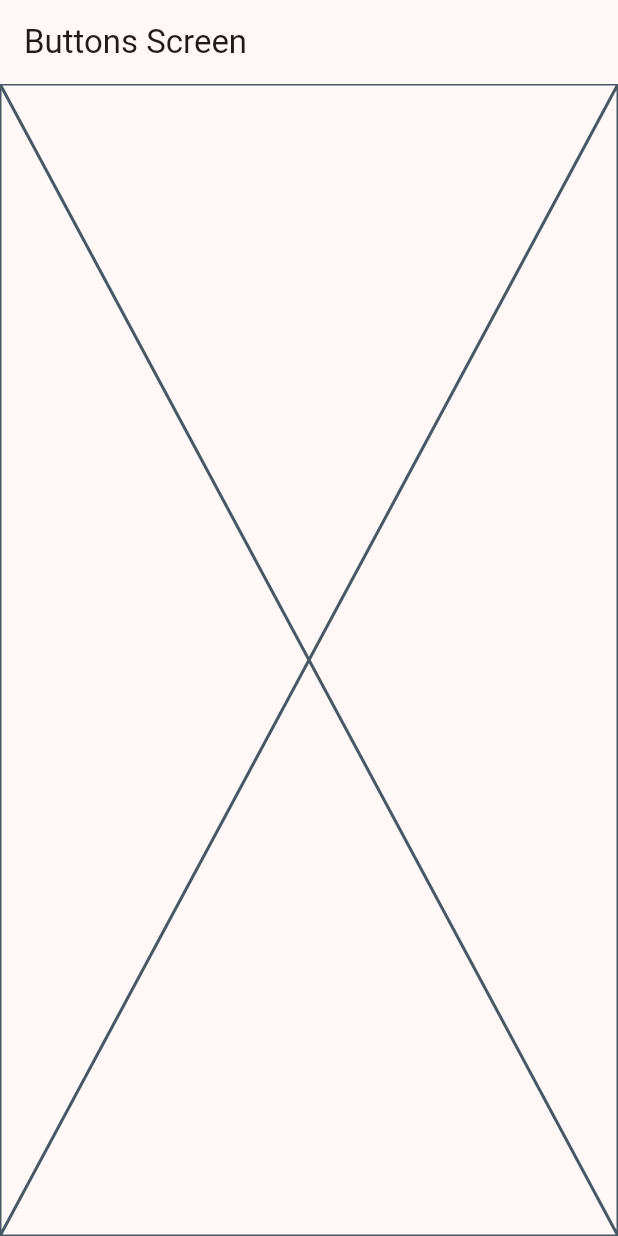
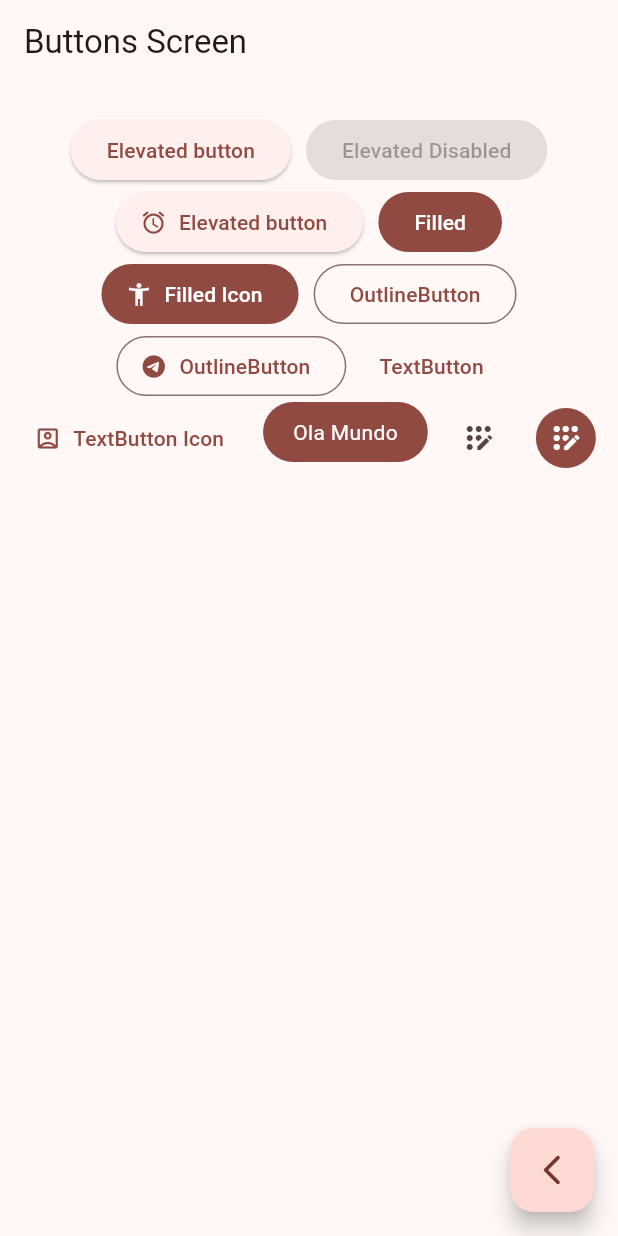
Before and after one commit to goncalveshigino/widget-app, a Flutter app: the ButtonsScreen screen opened by its route, on a phone screen of 412 x 824 dp. Run offline on Flutter 3.47's test engine with Material 2 defaults, Android fonts, the phone set to English and light mode, and no system bars; our stand-ins replace go_router.

Commit message:
buttons screen

```diff
--- a/lib/config/router/app_router.dart
+++ b/lib/config/router/app_router.dart
@@ -9,16 +9,19 @@
 
     GoRoute(
       path: '/',
+      name: HomeScreen.name,
       builder: (context, state) =>const  HomeScreen(),
     ),
 
      GoRoute(
       path: '/buttons',
+      name: ButtonsScreen.name,
       builder: (context, state) =>const  ButtonsScreen(),
     ),
 
      GoRoute(
       path: '/cards',
+      name: CardsScreen.name,
       builder: (context, state) =>const  CardsScreen(),
     ),
 
--- a/lib/presentation/screens/buttons/buttons_screen.dart
+++ b/lib/presentation/screens/buttons/buttons_screen.dart
@@ -1,7 +1,9 @@
 import 'package:flutter/material.dart';
-
+import 'package:go_router/go_router.dart';
 
 class ButtonsScreen extends StatelessWidget {
+  static const name = 'buttons_screen';
+
   const ButtonsScreen({super.key});
 
   @override
@@ -10,7 +12,98 @@
       appBar: AppBar(
         title: const Text('Buttons Screen'),
       ),
-      body: const Placeholder(),
+      body: _BottonsView(),
+      floatingActionButton: FloatingActionButton(
+          child: const Icon(Icons.arrow_back_ios_new_rounded),
+          onPressed: () {
+            context.pop();
+          }),
     );
   }
 }
+
+class _BottonsView extends StatelessWidget {
+  @override
+  Widget build(BuildContext context) {
+    final colors = Theme.of(context).colorScheme;
+
+    return SizedBox(
+      width: double.infinity,
+      child: Padding(
+        padding: const EdgeInsets.symmetric(horizontal: 10, vertical: 20),
+        child: Wrap(
+          spacing: 10,
+          alignment: WrapAlignment.center,
+          children: [
+            ElevatedButton(
+                onPressed: () {}, child: const Text('Elevated button')),
+            const ElevatedButton(
+                onPressed: null, child: Text('Elevated Disabled')),
+            ElevatedButton.icon(
+              onPressed: () {},
+              icon: const Icon(Icons.access_alarm_rounded),
+              label: const Text('Elevated button'),
+            ),
+            FilledButton(onPressed: () {}, child: const Text('Filled')),
+            FilledButton.icon(
+              onPressed: () {},
+              icon: const Icon(Icons.accessibility_new),
+              label: const Text('Filled Icon'),
+            ),
+            OutlinedButton(
+                onPressed: () {}, child: const Text('OutlineButton')),
+            OutlinedButton.icon(
+                onPressed: () {},
+                icon: const Icon(Icons.telegram),
+                label: const Text('OutlineButton')),
+            TextButton(onPressed: () {}, child: const Text('TextButton')),
+            TextButton.icon(
+                onPressed: () {},
+                label: const Text('TextButton Icon'),
+                icon: const Icon(Icons.account_box_outlined)),
+
+             CustomButtom(),
+
+            IconButton(
+                onPressed: () {},
+                icon: const Icon(Icons.app_registration_rounded)),
+            IconButton(
+              onPressed: () {},
+              icon: const Icon(Icons.app_registration_rounded),
+              style: ButtonStyle(
+                  backgroundColor: MaterialStatePropertyAll(colors.primary),
+                  iconColor: const MaterialStatePropertyAll(Colors.white)),
+            )
+          ],
+        ),
+      ),
+    );
+  }
+}
+
+class CustomButtom extends StatelessWidget {
+
+
+  @override
+  Widget build(BuildContext context) {
+
+    final colors = Theme.of(context).colorScheme;
+
+    return ClipRRect(
+      borderRadius: BorderRadius.circular(20),
+      child: Material(
+        color: colors.primary,
+        child: InkWell(
+          onTap: (){},
+          child: const Padding(
+            padding: EdgeInsets.symmetric(horizontal: 20, vertical: 10),
+            child: Text(
+              'Ola Mundo',
+              style: TextStyle(color: Colors.white),
+            ),
+          ),
+        ),
+      ),
+    );
+  }
+}
--- a/lib/presentation/screens/cards/cards_screen.dart
+++ b/lib/presentation/screens/cards/cards_screen.dart
@@ -2,6 +2,9 @@
 
 
 class CardsScreen extends StatelessWidget {
+
+   static const name = 'cards_screen';
+
   const CardsScreen({super.key});
 
   @override
--- a/lib/presentation/screens/home/home_screen.dart
+++ b/lib/presentation/screens/home/home_screen.dart
@@ -1,8 +1,11 @@
 import 'package:flutter/material.dart';
 import 'package:go_router/go_router.dart';
 import 'package:widget_app/config/menu/menu_items.dart';
+import 'package:widget_app/presentation/screens/cards/cards_screen.dart';
 
 class HomeScreen extends StatelessWidget {
+  static const name = 'home_screnn';
+
   const HomeScreen({super.key});
 
   @override
@@ -58,6 +61,7 @@
         // );
 
         //Navigator.pushNamed(context, menuItem.link);
+       // context.pushNamed(CardsScreen.name);
 
         context.push(menuItem.link);
       },
```
